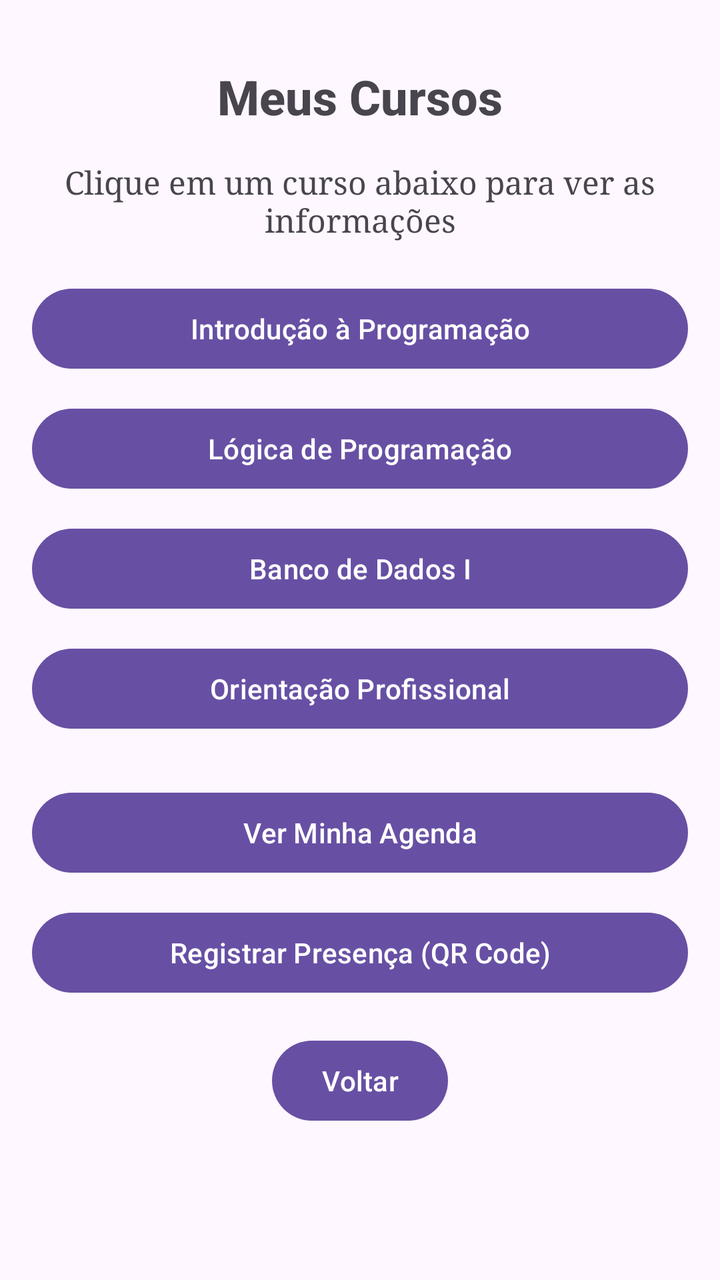
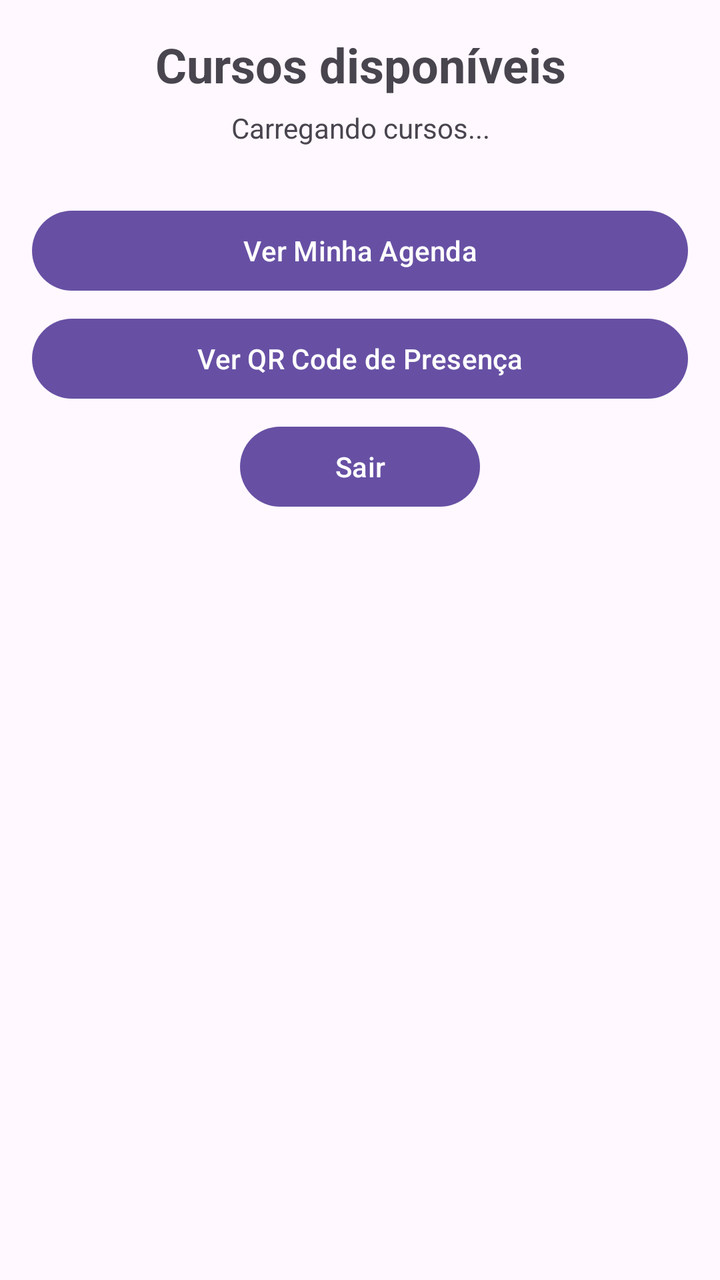

Screens rendered from an Android XML layout before and after an edit, with the pre-edit source and the edit as a unified diff.
<!-- AndroidManifest.xml: application theme Theme.NextStepApp -->
<!-- res/layout/activity_cursos.xml -->
<?xml version="1.0" encoding="utf-8"?>
<androidx.constraintlayout.widget.ConstraintLayout
    xmlns:android="http://schemas.android.com/apk/res/android"
    xmlns:app="http://schemas.android.com/apk/res-auto"
    xmlns:tools="http://schemas.android.com/tools"
    android:layout_width="match_parent"
    android:layout_height="match_parent"
    android:padding="16dp">

    
    <TextView
        android:id="@+id/tvTituloCursos"
        android:layout_width="wrap_content"
        android:layout_height="wrap_content"
        android:layout_marginTop="16dp"
        android:fontFamily="sans-serif-medium"
        android:text="Meus Cursos"
        android:textSize="24sp"
        android:textStyle="bold"
        app:layout_constraintEnd_toEndOf="parent"
        app:layout_constraintStart_toStartOf="parent"
        app:layout_constraintTop_toTopOf="parent" />

    
    <TextView
        android:id="@+id/textInfo"
        android:layout_width="0dp"
        android:layout_height="wrap_content"
        android:layout_marginTop="16dp"
        android:fontFamily="serif"
        android:gravity="center"
        android:text="Clique em um curso abaixo para ver as informações"
        android:textSize="16sp"
        app:layout_constraintEnd_toEndOf="parent"
        app:layout_constraintStart_toStartOf="parent"
        app:layout_constraintTop_toBottomOf="@id/tvTituloCursos" />

    
    <Button
        android:id="@+id/btnCurso1"
        android:layout_width="0dp"
        android:layout_height="wrap_content"
        android:layout_marginTop="20dp"
        android:text="Introdução à Programação"
        app:layout_constraintEnd_toEndOf="parent"
        app:layout_constraintStart_toStartOf="parent"
        app:layout_constraintTop_toBottomOf="@id/textInfo" />

    
    <Button
        android:id="@+id/btnCurso2"
        android:layout_width="0dp"
        android:layout_height="wrap_content"
        android:layout_marginTop="12dp"
        android:text="Lógica de Programação"
        app:layout_constraintEnd_toEndOf="parent"
        app:layout_constraintStart_toStartOf="parent"
        app:layout_constraintTop_toBottomOf="@id/btnCurso1" />

    
    <Button
        android:id="@+id/btnCurso3"
        android:layout_width="0dp"
        android:layout_height="wrap_content"
        android:layout_marginTop="12dp"
        android:text="Banco de Dados I"
        app:layout_constraintEnd_toEndOf="parent"
        app:layout_constraintStart_toStartOf="parent"
        app:layout_constraintTop_toBottomOf="@id/btnCurso2" />

    
    <Button
        android:id="@+id/btnCurso4"
        android:layout_width="0dp"
        android:layout_height="wrap_content"
        android:layout_marginTop="12dp"
        android:text="Orientação Profissional"
        app:layout_constraintEnd_toEndOf="parent"
        app:layout_constraintStart_toStartOf="parent"
        app:layout_constraintTop_toBottomOf="@id/btnCurso3" />

    
    <Button
        android:id="@+id/btnAbrirAgenda"
        android:layout_width="0dp"
        android:layout_height="wrap_content"
        android:layout_marginTop="24dp"
        android:text="Ver Minha Agenda"
        app:layout_constraintEnd_toEndOf="parent"
        app:layout_constraintStart_toStartOf="parent"
        app:layout_constraintTop_toBottomOf="@id/btnCurso4" />

    
    <Button
        android:id="@+id/btnAbrirPresenca"
        android:layout_width="0dp"
        android:layout_height="wrap_content"
        android:layout_marginTop="12dp"
        android:text="Registrar Presença (QR Code)"
        app:layout_constraintEnd_toEndOf="parent"
        app:layout_constraintStart_toStartOf="parent"
        app:layout_constraintTop_toBottomOf="@id/btnAbrirAgenda" />

    
    <Button
        android:id="@+id/btnVoltar"
        android:layout_width="wrap_content"
        android:layout_height="wrap_content"
        android:layout_marginTop="16dp"
        android:text="Voltar"
        app:layout_constraintEnd_toEndOf="parent"
        app:layout_constraintStart_toStartOf="parent"
        app:layout_constraintTop_toBottomOf="@id/btnAbrirPresenca" />

</androidx.constraintlayout.widget.ConstraintLayout>
<!-- resources referenced by this layout -->
<resources>
  <style name="Theme.NextStepApp" parent="Base.Theme.NextStepApp" />
  <style name="Base.Theme.NextStepApp" parent="Theme.Material3.DayNight.NoActionBar">
          
          
      </style>
</resources>

<!-- the commit's change to res/layout/activity_cursos.xml (unified diff, before → after) -->
@@ -1,115 +1,80 @@
 <?xml version="1.0" encoding="utf-8"?>
-<androidx.constraintlayout.widget.ConstraintLayout
+<ScrollView
     xmlns:android="http://schemas.android.com/apk/res/android"
-    xmlns:app="http://schemas.android.com/apk/res-auto"
     xmlns:tools="http://schemas.android.com/tools"
+    android:id="@+id/scrollCursos"
     android:layout_width="match_parent"
     android:layout_height="match_parent"
-    android:padding="16dp">
+    android:background="#FFF8FF"
+    android:fillViewport="true"
+    android:fadeScrollbars="false"
+    android:scrollbars="vertical"
+    tools:context=".ui.CursosActivity">
+    <LinearLayout
+        android:layout_width="match_parent"
+        android:layout_height="wrap_content"
+        android:orientation="vertical"
+        android:paddingStart="16dp"
+        android:paddingTop="16dp"
+        android:paddingEnd="16dp"
+        android:paddingBottom="24dp">
 
-    
-    <TextView
-        android:id="@+id/tvTituloCursos"
-        android:layout_width="wrap_content"
-        android:layout_height="wrap_content"
-        android:layout_marginTop="16dp"
-        android:fontFamily="sans-serif-medium"
-        android:text="Meus Cursos"
-        android:textSize="24sp"
-        android:textStyle="bold"
-        app:layout_constraintEnd_toEndOf="parent"
-        app:layout_constraintStart_toStartOf="parent"
-        app:layout_constraintTop_toTopOf="parent" />
+        <TextView
+            android:id="@+id/tvTituloCursos"
+            android:layout_width="match_parent"
+            android:layout_height="wrap_content"
+            android:gravity="center"
+            android:text="Cursos disponíveis"
+            android:textSize="24sp"
+            android:textStyle="bold" />
 
-    
-    <TextView
-        android:id="@+id/textInfo"
-        android:layout_width="0dp"
-        android:layout_height="wrap_content"
-        android:layout_marginTop="16dp"
-        android:fontFamily="serif"
-        android:gravity="center"
-        android:text="Clique em um curso abaixo para ver as informações"
-        android:textSize="16sp"
-        app:layout_constraintEnd_toEndOf="parent"
-        app:layout_constraintStart_toStartOf="parent"
-        app:layout_constraintTop_toBottomOf="@id/tvTituloCursos" />
+        <TextView
+            android:id="@+id/textInfo"
+            android:layout_width="match_parent"
+            android:layout_height="wrap_content"
+            android:layout_marginTop="6dp"
+            android:gravity="center"
+            android:text="Carregando cursos..."
+            android:textSize="14sp" />
 
-    
-    <Button
-        android:id="@+id/btnCurso1"
-        android:layout_width="0dp"
-        android:layout_height="wrap_content"
-        android:layout_marginTop="20dp"
-        android:text="Introdução à Programação"
-        app:layout_constraintEnd_toEndOf="parent"
-        app:layout_constraintStart_toStartOf="parent"
-        app:layout_constraintTop_toBottomOf="@id/textInfo" />
+        <ProgressBar
+            android:id="@+id/progressCursos"
+            android:layout_width="wrap_content"
+            android:layout_height="wrap_content"
+            android:layout_gravity="center_horizontal"
+            android:layout_marginTop="16dp"
+            android:visibility="gone" />
 
-    
-    <Button
-        android:id="@+id/btnCurso2"
-        android:layout_width="0dp"
-        android:layout_height="wrap_content"
-        android:layout_marginTop="12dp"
-        android:text="Lógica de Programação"
-        app:layout_constraintEnd_toEndOf="parent"
-        app:layout_constraintStart_toStartOf="parent"
-        app:layout_constraintTop_toBottomOf="@id/btnCurso1" />
+        <LinearLayout
+            android:id="@+id/containerCursos"
+            android:layout_width="match_parent"
+            android:layout_height="wrap_content"
+            android:layout_marginTop="12dp"
+            android:orientation="vertical" />
 
-    
-    <Button
-        android:id="@+id/btnCurso3"
-        android:layout_width="0dp"
-        android:layout_height="wrap_content"
-        android:layout_marginTop="12dp"
-        android:text="Banco de Dados I"
-        app:layout_constraintEnd_toEndOf="parent"
-        app:layout_constraintStart_toStartOf="parent"
-        app:layout_constraintTop_toBottomOf="@id/btnCurso2" />
+        <Button
+            android:id="@+id/btnAbrirAgenda"
+            android:layout_width="match_parent"
+            android:layout_height="wrap_content"
+            android:layout_marginTop="16dp"
+            android:text="Ver Minha Agenda" />
 
-    
-    <Button
-        android:id="@+id/btnCurso4"
-        android:layout_width="0dp"
-        android:layout_height="wrap_content"
-        android:layout_marginTop="12dp"
-        android:text="Orientação Profissional"
-        app:layout_constraintEnd_toEndOf="parent"
-        app:layout_constraintStart_toStartOf="parent"
-        app:layout_constraintTop_toBottomOf="@id/btnCurso3" />
+        <Button
+            android:id="@+id/btnAbrirPresenca"
+            android:layout_width="match_parent"
+            android:layout_height="wrap_content"
+            android:layout_marginTop="6dp"
+            android:text="Ver QR Code de Presença" />
 
-    
-    <Button
-        android:id="@+id/btnAbrirAgenda"
-        android:layout_width="0dp"
-        android:layout_height="wrap_content"
-        android:layout_marginTop="24dp"
-        android:text="Ver Minha Agenda"
-        app:layout_constraintEnd_toEndOf="parent"
-        app:layout_constraintStart_toStartOf="parent"
-        app:layout_constraintTop_toBottomOf="@id/btnCurso4" />
+        <Button
+            android:id="@+id/btnSair"
+            android:layout_width="120dp"
+            android:layout_height="wrap_content"
+            android:layout_gravity="center_horizontal"
+            android:layout_marginTop="6dp"
+            android:layout_marginBottom="20dp"
+            android:text="Sair" />
 
-    
-    <Button
-        android:id="@+id/btnAbrirPresenca"
-        android:layout_width="0dp"
-        android:layout_height="wrap_content"
-        android:layout_marginTop="12dp"
-        android:text="Registrar Presença (QR Code)"
-        app:layout_constraintEnd_toEndOf="parent"
-        app:layout_constraintStart_toStartOf="parent"
-        app:layout_constraintTop_toBottomOf="@id/btnAbrirAgenda" />
+    </LinearLayout>
 
-    
-    <Button
-        android:id="@+id/btnVoltar"
-        android:layout_width="wrap_content"
-        android:layout_height="wrap_content"
-        android:layout_marginTop="16dp"
-        android:text="Voltar"
-        app:layout_constraintEnd_toEndOf="parent"
-        app:layout_constraintStart_toStartOf="parent"
-        app:layout_constraintTop_toBottomOf="@id/btnAbrirPresenca" />
-
-</androidx.constraintlayout.widget.ConstraintLayout>
+</ScrollView>
